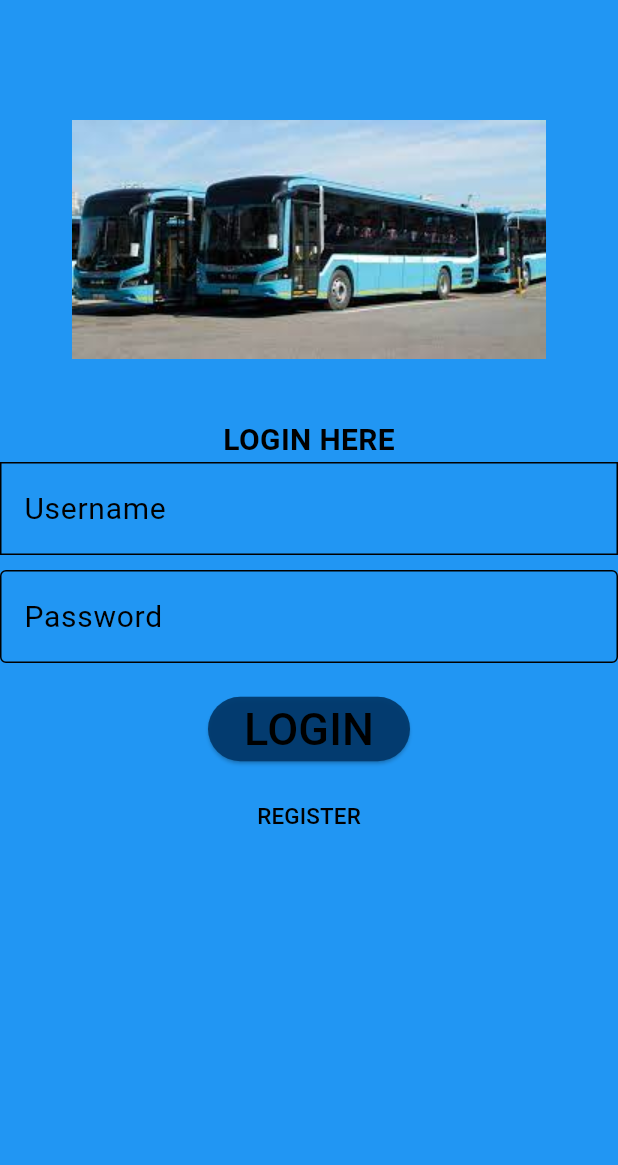
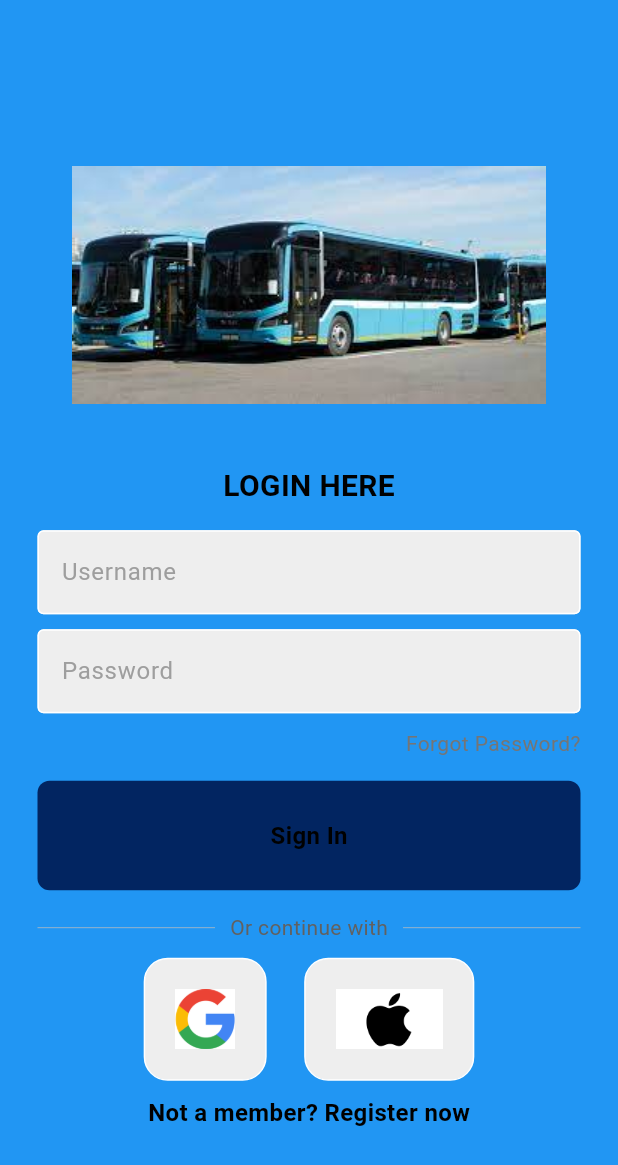
Before and after one commit to NjabuloKML/my-route1, a Flutter app: the screen it shows after launch, on a phone screen of 412 x 824 dp. Shown: the top 1165 px of the screen. Run offline on Flutter 3.47's test engine with Material 3 defaults, Android fonts, the phone set to English and light mode, and no system bars; our stand-ins replace google_maps_flutter, location, simple_circular_progress_bar; missing offline and left inert: flutter_polyline_points.

Commit message:
second changes

```diff
--- a/lib/authotication/log_in.dart
+++ /dev/null
@@ -1,101 +0,0 @@
-import 'package:flutter/material.dart';
-import 'package:googlemap2/authotication/register.dart';
-import 'package:googlemap2/pages/map_page.dart';
-
-class LoginPage extends StatefulWidget {
-  @override
-  State<LoginPage> createState() => _LoginPageState();
-}
-
-class _LoginPageState extends State<LoginPage> {
-  TextEditingController usernameTextEditingController = TextEditingController();
-  TextEditingController passwordTextEditingController = TextEditingController();
-
-  @override
-  Widget build(BuildContext context) {
-    return Scaffold(
-      backgroundColor: Colors.blue,
-      body: SingleChildScrollView(
-        child: Column(
-          children: [
-            const SizedBox(
-              height: 40,
-            ),
-            Padding(
-              padding: const EdgeInsets.all(40.0),
-              child: Image.asset("lib/images/bus.jpeg"),
-            ),
-            const Text(
-              "LOGIN HERE",
-              style: TextStyle(
-                  color: Colors.black,
-                  fontWeight: FontWeight.bold,
-                  fontSize: 20),
-            ),
-            TextField(
-              controller: usernameTextEditingController,
-              keyboardType: TextInputType.text,
-              decoration: const InputDecoration(
-                  hintText: "Username",
-                  enabledBorder: OutlineInputBorder(
-                      borderSide: BorderSide(color: Colors.black),
-                      borderRadius: BorderRadius.zero),
-                  focusedBorder: UnderlineInputBorder(
-                      borderSide: BorderSide(color: Colors.black)),
-                  hintStyle: TextStyle(color: Colors.black, fontSize: 20)),
-            ),
-            const SizedBox(
-              height: 10,
-            ),
-            TextField(
-              controller: passwordTextEditingController,
-              keyboardType: TextInputType.text,
-              obscureText: true,
-              decoration: const InputDecoration(
-                  hintText: "Password ",
-                  enabledBorder: OutlineInputBorder(
-                      borderSide: BorderSide(color: Colors.black)),
-                  focusedBorder: UnderlineInputBorder(
-                      borderSide: BorderSide(color: Colors.black)),
-                  hintStyle: TextStyle(color: Colors.black, fontSize: 20)),
-            ),
-            const SizedBox(
-              height: 20,
-            ),
-            ElevatedButton(
-              onPressed: () {
-                Navigator.push(context,
-                    MaterialPageRoute(builder: (c) => const MyMapPage()));
-                // call the validate method
-              },
-              style: ElevatedButton.styleFrom(
-                  backgroundColor: Color.fromARGB(235, 1, 55, 105)),
-              child: const Text(
-                "LOGIN",
-                style: TextStyle(color: Colors.black, fontSize: 30),
-              ),
-            ),
-            SizedBox(
-              height: 10,
-            ),
-            Padding(
-              padding: const EdgeInsets.fromLTRB(0, 0, 0, 0),
-              child: TextButton(
-                onPressed: () {
-                  Navigator.push(context,
-                      MaterialPageRoute(builder: (c) => SignUpScreen()));
-                },
-                style:
-                    TextButton.styleFrom(backgroundColor: Colors.transparent),
-                child: const Text(
-                  "REGISTER",
-                  style: TextStyle(color: Colors.black, fontSize: 15),
-                ),
-              ),
-            ),
-          ],
-        ),
-      ),
-    );
-  }
-}
--- /dev/null
+++ b/lib/authotication/login1.dart
@@ -0,0 +1,163 @@
+import 'package:flutter/material.dart';
+import 'package:googlemap2/authotication/register.dart';
+import 'package:googlemap2/buttons/button2.dart';
+import 'package:googlemap2/clickable_images/square_tile.dart';
+import 'package:googlemap2/clickable_images/text.dart';
+import 'package:googlemap2/pages/map_page.dart';
+import 'package:googlemap2/textfileds/textfield.dart';
+
+class LoginPage1 extends StatefulWidget {
+  final Function()? onTap;
+  LoginPage1({super.key, required this.onTap});
+
+  @override
+  State<LoginPage1> createState() => _LoginPageState();
+}
+
+class _LoginPageState extends State<LoginPage1> {
+  // text editing controllers
+  final emailController = TextEditingController();
+  final passwordController = TextEditingController();
+
+  @override
+  Widget build(BuildContext context) {
+    return Scaffold(
+      backgroundColor: Colors.blue,
+      body: SafeArea(
+        child: Center(
+          child: SingleChildScrollView(
+            child: Column(
+              mainAxisAlignment: MainAxisAlignment.center,
+              children: [
+                const SizedBox(
+                  height: 10,
+                ),
+                Padding(
+                  padding: const EdgeInsets.all(40.0),
+                  child: Image.asset("lib/images/bus.jpeg"),
+                ),
+                const Text(
+                  "LOGIN HERE",
+                  style: TextStyle(
+                      color: Colors.black,
+                      fontWeight: FontWeight.bold,
+                      fontSize: 20),
+                ),
+                const SizedBox(height: 15),
+
+                // email textfield
+                MyTextfiled(
+                  controller: emailController,
+                  hintText: 'Username',
+                  obscureText: false,
+                ),
+
+                const SizedBox(height: 10),
+
+                // password textfield
+                MyTextfiled(
+                  controller: passwordController,
+                  hintText: 'Password',
+                  obscureText: true,
+                ),
+
+                const SizedBox(height: 10),
+
+                // forgot password?
+                Padding(
+                  padding: const EdgeInsets.symmetric(horizontal: 25.0),
+                  child: Row(
+                    mainAxisAlignment: MainAxisAlignment.end,
+                    children: [
+                      Text(
+                        'Forgot Password?',
+                        style: TextStyle(color: Colors.grey[600]),
+                      ),
+                    ],
+                  ),
+                ),
+
+                const SizedBox(height: 15),
+
+                // sign in button
+                ButtonTwo(
+                  texxt: "Sign In",
+                  onTap: () {
+                    Navigator.push(context,
+                        MaterialPageRoute(builder: (c) => const MyMapPage()));
+                  },
+                ),
+
+                const SizedBox(height: 15),
+
+                // or continue with
+                Padding(
+                  padding: const EdgeInsets.symmetric(horizontal: 25.0),
+                  child: Row(
+                    children: [
+                      Expanded(
+                        child: Divider(
+                          thickness: 0.5,
+                          color: Colors.grey[400],
+                        ),
+                      ),
+                      Padding(
+                        padding: const EdgeInsets.symmetric(horizontal: 10.0),
+                        child: Text(
+                          'Or continue with',
+                          style: TextStyle(color: Colors.grey[700]),
+                        ),
+                      ),
+                      Expanded(
+                        child: Divider(
+                          thickness: 0.5,
+                          color: Colors.grey[400],
+                        ),
+                      ),
+                    ],
+                  ),
+                ),
+
+                const SizedBox(height: 10),
+
+                // google + apple sign in buttons
+                Row(
+                  mainAxisAlignment: MainAxisAlignment.center,
+                  children: [
+                    // google button
+                    SquareTile(
+                        onTap: () {}, imagePath: 'lib/images/google.png'),
+
+                    const SizedBox(width: 25),
+
+                    // apple button
+                    SquareTile(onTap: () {}, imagePath: 'lib/images/apple.png')
+                  ],
+                ),
+
+                const SizedBox(height: 10),
+
+                // not a member? register now
+                Row(
+                  mainAxisAlignment: MainAxisAlignment.center,
+                  children: [
+                    Mytext(
+                        onTap: () {
+                          Navigator.push(
+                              context,
+                              MaterialPageRoute(
+                                  builder: (c) => SignUpScreen()));
+                        },
+                        texxt: "Not a member? Register now"),
+                  ],
+
+                ),
+                 SizedBox(height: 10),
+              ],
+            ),
+          ),
+        ),
+      ),
+    );
+  }
+}
--- /dev/null
+++ b/lib/buttons/button2.dart
@@ -0,0 +1,34 @@
+import 'package:flutter/material.dart';
+
+class ButtonTwo extends StatelessWidget {
+  final Function()? onTap;
+
+  final String texxt;
+
+  const ButtonTwo({
+    super.key,
+    required this.onTap,
+    required this.texxt,
+  });
+
+  @override
+  Widget build(BuildContext context) {
+    return GestureDetector(
+      onTap: onTap,
+      child: Container(
+        padding: const EdgeInsets.all(25),
+        margin: const EdgeInsets.symmetric(horizontal: 25),
+        decoration: BoxDecoration(
+            color: Color.fromARGB(255, 2, 37, 97),
+            borderRadius: BorderRadius.circular(8)),
+        child: Center(
+          child: Text(
+            texxt,
+            style: const TextStyle(
+                color: Colors.black, fontWeight: FontWeight.bold, fontSize: 16),
+          ),
+        ),
+      ),
+    );
+  }
+}
--- /dev/null
+++ b/lib/clickable_images/square_tile.dart
@@ -0,0 +1,26 @@
+import 'package:flutter/material.dart';
+
+class SquareTile extends StatelessWidget {
+  final String imagePath;
+  final Function()? onTap;
+
+  const SquareTile({super.key, required this.imagePath, required this.onTap});
+
+  @override
+  Widget build(BuildContext context) {
+    return GestureDetector(
+      onTap: onTap,
+      child: Container(
+        padding: const EdgeInsets.all(20),
+        decoration: BoxDecoration(
+            border: Border.all(color: Colors.white),
+            borderRadius: BorderRadius.circular(16),
+            color: Colors.grey[200]),
+        child: Image.asset(
+          imagePath,
+          height: 40,
+        ),
+      ),
+    );
+  }
+}
--- /dev/null
+++ b/lib/clickable_images/text.dart
@@ -0,0 +1,24 @@
+import 'package:flutter/material.dart';
+
+class Mytext extends StatelessWidget {
+// ontap function is used for a button to respond , this my be button bofore it is initialised in the gesturedetector
+  final Function()? onTap;
+  final String texxt;
+
+  const Mytext({super.key, required this.onTap, required this.texxt});
+
+  @override
+  Widget build(BuildContext context) {
+    //gesture detector repsonf when you touch the screen in the app/mobile app
+    return GestureDetector(
+      onTap: onTap,
+      child: Center(
+        child: Text(
+          texxt,
+          style: const TextStyle(
+              color: Colors.black, fontWeight: FontWeight.bold, fontSize: 16),
+        ),
+      ),
+    );
+  }
+}
--- /dev/null
+++ b/lib/textfileds/textfield.dart
@@ -0,0 +1,39 @@
+import 'package:flutter/material.dart';
+
+class MyTextfiled extends StatelessWidget {
+  // controller iseused to access information inputed by the user
+  final controller;
+  // hint to a user what needs to  be typed in.
+  final String hintText;
+  // hide the input, like not showing the password when typing
+  final bool obscureText;
+
+  const MyTextfiled(
+      {super.key,
+      required this.controller,
+      required this.hintText,
+      required this.obscureText});
+
+  @override
+  Widget build(BuildContext context) {
+    return Padding(
+      padding: const EdgeInsets.symmetric(horizontal: 25.0),
+      child: TextField(
+        controller: controller,
+        obscureText: obscureText,
+        decoration: InputDecoration(
+          enabledBorder: const OutlineInputBorder(
+            borderSide: BorderSide(color: Colors.white),
+          ),
+          focusedBorder: const OutlineInputBorder(
+            borderSide: BorderSide(color: Colors.black),
+          ),
+          fillColor: Colors.grey.shade200,
+          filled: true,
+          hintText: hintText,
+          hintStyle: TextStyle(color: Colors.grey[500]),
+        ),
+      ),
+    );
+  }
+}
```
Also changed, not shown: lib/authotication/register.dart (+36 -70 lines), lib/buttons/button1.dart (added, +30 -0 lines), lib/pages/splush_page.dart (+7 -2 lines), lib/images/apple.png (added), lib/images/google.png (added).
